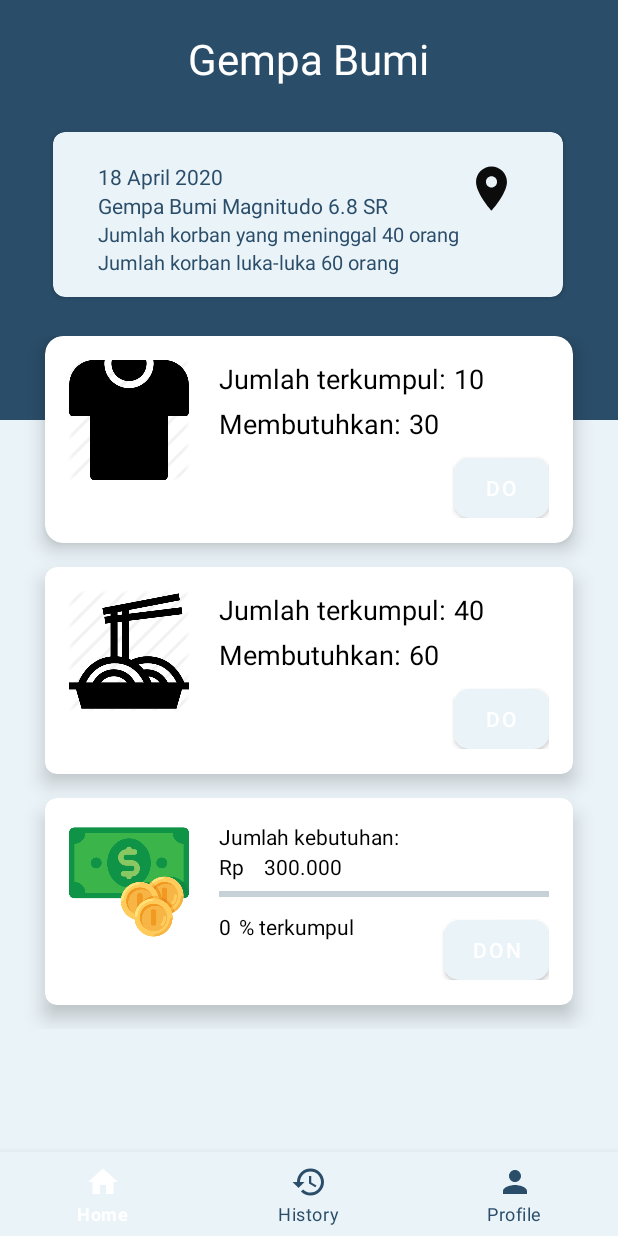
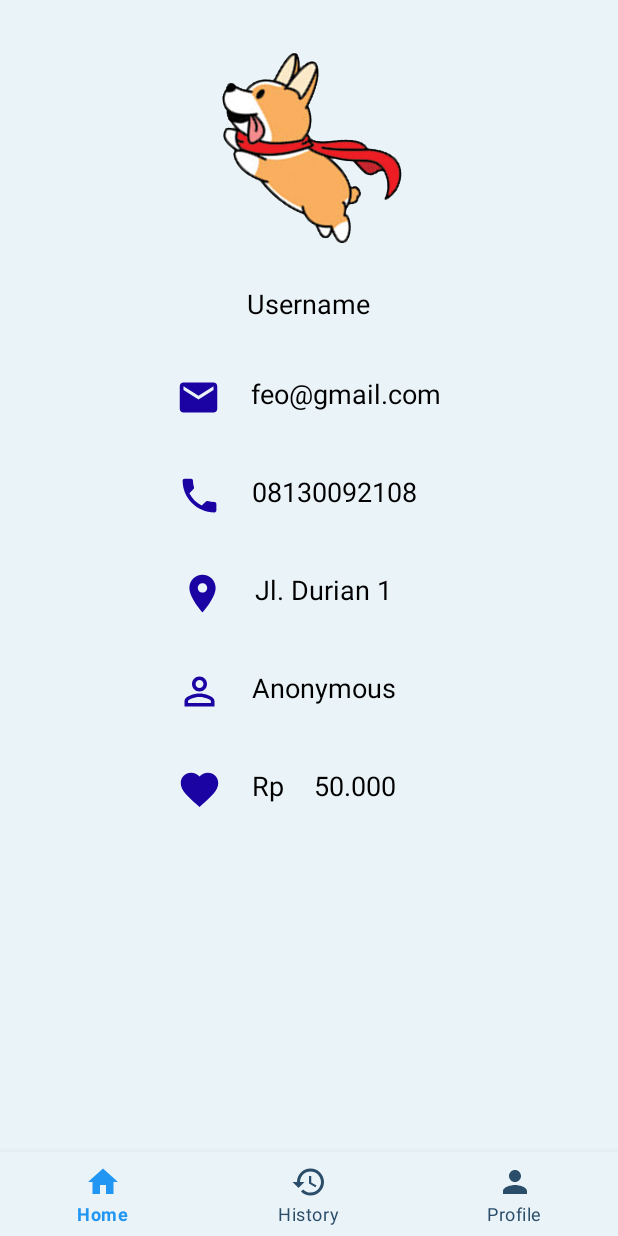
Before and after one commit to reinaldosg/bantuinbencana, an Android app: the HomeActivity screen opened directly, with no data from a screen before it, on a phone screen of 412 x 824 dp. Run offline under Robolectric (Android 15) with nearby library versions, the phone set to English and light mode, and no system bars; network calls fail.

Commit message:
- Refactor code
[FIX]
- change UI color primary

```diff
--- a/app/src/main/java/dsc/machung/bantuanbencana/DetailActivity.java
+++ b/app/src/main/java/dsc/machung/bantuanbencana/DetailActivity.java
@@ -12,9 +12,7 @@ import android.widget.AdapterView;
 import android.widget.ProgressBar;
 import android.widget.TextView;
 
-import java.sql.Time;
-import java.util.Timer;
-import java.util.TimerTask;
+import dsc.machung.bantuanbencana.Fragment.DetailBencanaFragment;
 
 public class DetailActivity extends AppCompatActivity implements AdapterView.OnItemClickListener{
 
@@ -34,7 +32,7 @@ public class DetailActivity extends AppCompatActivity implements AdapterView.OnI
     @Override
     public void onItemClick(AdapterView<?> adapterView, View view, int i, long l) {
         Fragment fragment;
-        fragment = new BlankFragmentDetail();
+        fragment = new DetailBencanaFragment();
         FragmentManager fragmentManager = getFragmentManager();
         FragmentTransaction fragmentTransaction = fragmentManager.beginTransaction();
         fragmentTransaction.commit();
--- a/app/src/main/java/dsc/machung/bantuanbencana/BlankFragmentDetail.java
+++ b/app/src/main/java/dsc/machung/bantuanbencana/Fragment/DetailBencanaFragment.java
@@ -1,4 +1,4 @@
-package dsc.machung.bantuanbencana;
+package dsc.machung.bantuanbencana.Fragment;
 
 
 import android.os.Bundle;
@@ -9,14 +9,16 @@ import android.view.LayoutInflater;
 import android.view.View;
 import android.view.ViewGroup;
 
+import dsc.machung.bantuanbencana.R;
+
 
 /**
  * A simple {@link Fragment} subclass.
  */
-public class BlankFragmentDetail extends Fragment {
+public class DetailBencanaFragment extends Fragment {
 
 
-    public BlankFragmentDetail() {
+    public DetailBencanaFragment() {
         // Required empty public constructor
     }
 
@@ -25,7 +27,7 @@ public class BlankFragmentDetail extends Fragment {
     public View onCreateView(LayoutInflater inflater, ViewGroup container,
                              Bundle savedInstanceState) {
         // Inflate the layout for this fragment
-        return inflater.inflate(R.layout.fragment_blank_fragment_detail, container, false);
+        return inflater.inflate(R.layout.fragment_detail_bencana, container, false);
     }
 
 }
--- a/app/src/main/java/dsc/machung/bantuanbencana/BlankFragment.java
+++ b/app/src/main/java/dsc/machung/bantuanbencana/Fragment/ProfileFragment.java
@@ -1,4 +1,4 @@
-package dsc.machung.bantuanbencana;
+package dsc.machung.bantuanbencana.Fragment;
 
 
 import android.os.Bundle;
@@ -13,10 +13,10 @@ import dsc.machung.bantuanbencana.R;
 /**
  * A simple {@link Fragment} subclass.
  */
-public class BlankFragment extends Fragment {
+public class ProfileFragment extends Fragment {
 
 
-    public BlankFragment() {
+    public ProfileFragment() {
         // Required empty public constructor
     }
 
@@ -25,7 +25,7 @@ public class BlankFragment extends Fragment {
     public View onCreateView(LayoutInflater inflater, ViewGroup container,
                              Bundle savedInstanceState) {
         // Inflate the layout for this fragment
-        return inflater.inflate(R.layout.fragment_blank, container, false);
+        return inflater.inflate(R.layout.fragment_profile, container, false);
     }
 
 }
--- a/app/src/main/java/dsc/machung/bantuanbencana/HomeActivity.java
+++ b/app/src/main/java/dsc/machung/bantuanbencana/HomeActivity.java
@@ -1,7 +1,5 @@
 package dsc.machung.bantuanbencana;
 
-import android.app.FragmentManager;
-import android.app.FragmentTransaction;
 import android.os.Bundle;
 
 import androidx.annotation.NonNull;
@@ -15,6 +13,8 @@ import android.widget.AdapterView;
 
 import com.google.android.material.bottomnavigation.BottomNavigationView;
 
+import dsc.machung.bantuanbencana.Fragment.ProfileFragment;
+
 public class HomeActivity extends AppCompatActivity implements AdapterView.OnItemClickListener,
         BottomNavigationView.OnNavigationItemSelectedListener {
 
@@ -23,7 +23,7 @@ public class HomeActivity extends AppCompatActivity implements AdapterView.OnIte
         super.onCreate(savedInstanceState);
         setContentView(R.layout.activity_home);
 
-        loadFragment(new BlankFragmentDetail());
+        loadFragment(new ProfileFragment());
         BottomNavigationView bottomNavigationView = findViewById(R.id.bn_main);
         bottomNavigationView.setOnNavigationItemSelectedListener(this);
 
@@ -33,7 +33,7 @@ public class HomeActivity extends AppCompatActivity implements AdapterView.OnIte
     @Override
     public void onItemClick(AdapterView<?> adapterView, View view, int i, long l) {
 //        Fragment fragment;
-//        fragment = new BlankFragmentDetail();
+//        fragment = new DetailBencanaFragment();
 //        FragmentManager fragmentManager = getFragmentManager();
 //        FragmentTransaction fragmentTransaction = fragmentManager.beginTransaction();
 //        fragmentTransaction.commit();
@@ -55,7 +55,7 @@ public class HomeActivity extends AppCompatActivity implements AdapterView.OnIte
         Fragment fragment = null;
         switch (item.getItemId()){
             case R.id.homeNav:
-                fragment = new BlankFragmentDetail();
+                fragment = new ProfileFragment();
                 break;
             case R.id.historyNav:
 //                fragment = new SearchFragment();
--- a/app/src/main/java/dsc/machung/bantuanbencana/UserModel.java
+++ b/app/src/main/java/dsc/machung/bantuanbencana/Model/UserModel.java
@@ -1,4 +1,4 @@
-package dsc.machung.bantuanbencana;
+package dsc.machung.bantuanbencana.Model;
 
 public class UserModel {
 
--- a/app/src/main/java/dsc/machung/bantuanbencana/Util/db/UserDataCRUD.java
+++ b/app/src/main/java/dsc/machung/bantuanbencana/Util/db/UserDataCRUD.java
@@ -4,13 +4,12 @@ import android.content.ContentValues;
 import android.content.Context;
 import android.database.Cursor;
 import android.database.sqlite.SQLiteDatabase;
-import android.service.autofill.UserData;
 import android.util.Log;
 
 import java.util.ArrayList;
 import java.util.List;
 
-import dsc.machung.bantuanbencana.UserModel;
+import dsc.machung.bantuanbencana.Model.UserModel;
 
 import static android.content.ContentValues.TAG;
 import static dsc.machung.bantuanbencana.Util.db.DatabaseTable.USERDATA_ADDRESS;
--- a/app/src/main/java/dsc/machung/bantuanbencana/apimodel/LoginResponseModel.java
+++ b/app/src/main/java/dsc/machung/bantuanbencana/apimodel/LoginResponseModel.java
@@ -2,7 +2,7 @@ package dsc.machung.bantuanbencana.apimodel;
 
 import com.google.gson.annotations.SerializedName;
 
-import dsc.machung.bantuanbencana.UserModel;
+import dsc.machung.bantuanbencana.Model.UserModel;
 import dsc.machung.bantuanbencana.http.ResponseBase;
 
 public class LoginResponseModel extends ResponseBase {
--- a/app/src/main/res/drawable/state_bnv.xml
+++ b/app/src/main/res/drawable/state_bnv.xml
@@ -1,5 +1,5 @@
 <?xml version="1.0" encoding="utf-8"?>
 <selector xmlns:android="http://schemas.android.com/apk/res/android">
-    <item android:color="@android:color/white" android:state_checked="true"/>
+    <item android:color="@color/blue" android:state_checked="true"/>
     <item android:color="@color/colorPrimaryDark"/>
 </selector>
--- a/app/src/main/res/layout/activity_detail.xml
+++ b/app/src/main/res/layout/activity_detail.xml
@@ -14,6 +14,6 @@
             android:layout_width="match_parent"
             android:layout_height="match_parent"
             android:id="@+id/fragmentDetailID"
-            android:name="dsc.machung.bantuanbencana.BlankFragmentDetail"/>
+            android:name="dsc.machung.bantuanbencana.Fragment.DetailBencanaFragment"/>
     </LinearLayout>
 </LinearLayout>
--- a/app/src/main/res/layout/activity_home.xml
+++ b/app/src/main/res/layout/activity_home.xml
@@ -4,7 +4,7 @@
     xmlns:tools="http://schemas.android.com/tools"
     android:layout_width="match_parent"
     android:layout_height="match_parent"
-    android:background="@color/colorPrimary"
+    android:background="@color/colorSecondary"
     tools:context=".HomeActivity">
 
 <!--    <LinearLayout-->
@@ -15,8 +15,8 @@
 <!--            android:layout_width="match_parent"-->
 <!--            android:layout_height="match_parent"-->
 <!--            android:id="@+id/fragmentID"-->
-<!--            android:name="dsc.machung.bantuanbencana.BlankFragmentDetail"/>-->
-<!--            android:name="dsc.machung.bantuanbencana.BlankFragment"/>-->
+<!--            android:name="dsc.machung.bantuanbencana.DetailBencanaFragmentnt"/>-->
+<!--            android:name="dsc.machung.bantuanbencana.ProfileFragmentnt"/>-->
 <!--    </LinearLayout>-->
 
     <FrameLayout
@@ -31,7 +31,7 @@
         android:layout_height="wrap_content"
         android:layout_gravity="bottom"
         android:layout_alignParentBottom="true"
-        android:background="@color/colorPrimary"
+        android:background="@color/colorSecondary"
         app:itemIconTint="@drawable/state_bnv"
         app:itemTextColor="@drawable/state_bnv"
         app:menu="@menu/main_menu"
--- a/app/src/main/res/layout/activity_main.xml
+++ b/app/src/main/res/layout/activity_main.xml
@@ -4,7 +4,7 @@
     xmlns:tools="http://schemas.android.com/tools"
     android:layout_width="match_parent"
     android:layout_height="match_parent"
-    android:background="@color/colorPrimary"
+    android:background="@color/colorSecondary"
     tools:context=".MainActivity">
 
 
--- a/app/src/main/res/layout/fragment_blank_fragment_detail.xml
+++ b/app/src/main/res/layout/fragment_detail_bencana.xml
@@ -4,7 +4,7 @@
     android:layout_width="match_parent"
     android:layout_height="match_parent"
     xmlns:app="http://schemas.android.com/apk/res-auto"
-    tools:context=".BlankFragmentDetail">
+    tools:context=".Fragment.DetailBencanaFragment">
 
     <LinearLayout
         android:layout_width="match_parent"
@@ -33,7 +33,7 @@
                 android:layout_marginStart="35dp"
                 android:layout_marginEnd="30dp"
                 android:layout_marginTop="30dp"
-                app:cardBackgroundColor="@color/colorPrimary"
+                app:cardBackgroundColor="@color/colorSecondary"
                 app:cardCornerRadius="8dp">
 
                 <LinearLayout
--- a/app/src/main/res/layout/fragment_blank.xml
+++ b/app/src/main/res/layout/fragment_profile.xml
@@ -3,8 +3,8 @@
     xmlns:tools="http://schemas.android.com/tools"
     android:layout_width="match_parent"
     android:layout_height="match_parent"
-    android:background="@color/colorPrimary"
-    tools:context=".BlankFragment">
+    android:background="@color/colorSecondary"
+    tools:context=".Fragment.ProfileFragment">
 
     <LinearLayout
         android:orientation="vertical"
--- a/app/src/main/res/values/colors.xml
+++ b/app/src/main/res/values/colors.xml
@@ -1,6 +1,7 @@
 <?xml version="1.0" encoding="utf-8"?>
 <resources xmlns:tools="http://schemas.android.com/tools">
-    <color name="colorPrimary">#EAF3F8</color>
+    <color name="colorPrimary">#2a4d69</color>
+    <color name="colorSecondary">#EAF3F8</color>
     <color name="colorPrimaryDark">#2a4d69</color>
     <color name="colorAccent">#2a4d69</color>
 
```
Also changed, not shown: app/src/main/res/layout/activity_login.xml (+10 -8 lines).
